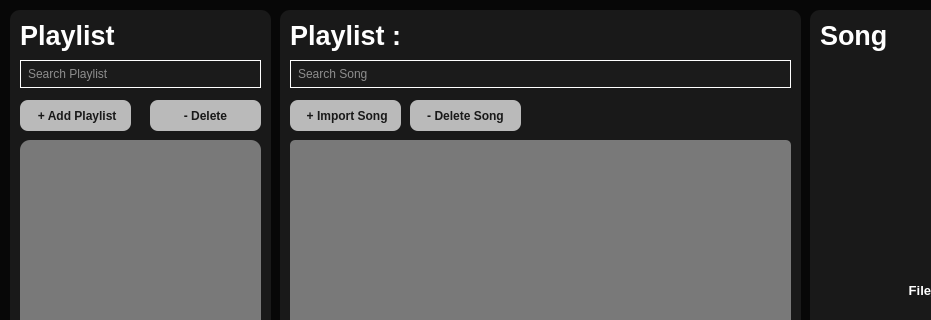
Before: the Qt Designer form mainwindow.ui in Kantisaranucheep/Audify_3, drawn with Qt 5; both pictures show x 0 to 931 and y 0 to 320 of the 1080 by 720 pixel window.
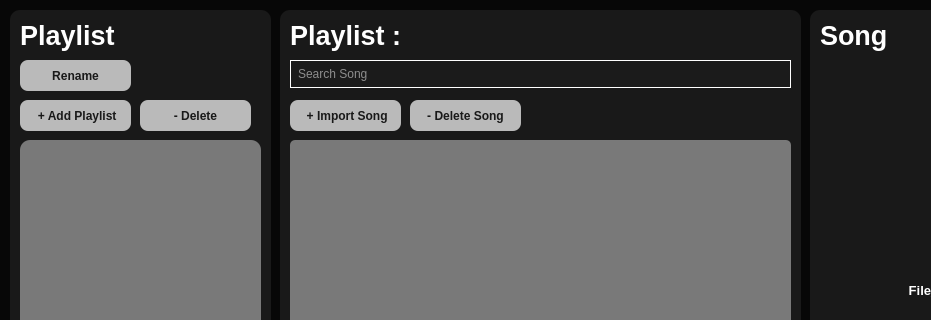
After: the same form once the commit is applied.

Commit message: delete seaer playlist and total playlist duration, add rename function

Diff of the .ui file:
```diff
--- a/mainwindow.ui
+++ b/mainwindow.ui
@@ -131,7 +131,7 @@
     <widget class="QPushButton" name="pushdelplaylist_2">
      <property name="geometry">
       <rect>
-       <x>140</x>
+       <x>130</x>
        <y>90</y>
        <width>111</width>
        <height>31</height>
@@ -159,41 +159,35 @@
       <string> - Delete </string>
      </property>
     </widget>
-    <widget class="QLineEdit" name="lineEdit_2">
+    <widget class="QPushButton" name="pushrename">
      <property name="geometry">
       <rect>
        <x>10</x>
        <y>50</y>
-       <width>241</width>
-       <height>28</height>
+       <width>111</width>
+       <height>31</height>
       </rect>
      </property>
-     <property name="autoFillBackground">
-      <bool>false</bool>
-     </property>
      <property name="styleSheet">
-      <string notr="true">QLineEdit {
-    border: 1px solid rgb(255, 255, 255);
-    border-radius: 20px;
-    color: white; /* Change font color to white */
-    background-color: rgb(27, 27, 27);
-    padding-left: 5px;
-    padding-right: 20px;
-}
+      <string notr="true">QPushButton{
 
-QLineEdit::hover {
-    border: 2px solid rgb(255, 255, 255);
+border: none;
+border-radius:8px;
+background-color:rgb(186, 186, 186);
+color:rgb(25, 25, 25);
+font-weight: bold;
+
+padding:0px;
+
+
 }
 
-QLineEdit::focus {
-    border: 2px solid rgb(255, 255, 255);
+QPushButton:Hover{
+background-color:rgb(140,140,140);
 }</string>
      </property>
      <property name="text">
-      <string/>
-     </property>
-     <property name="placeholderText">
-      <string>Search Playlist</string>
+      <string>Rename</string>
      </property>
     </widget>
    </widget>
@@ -347,8 +341,8 @@
     <widget class="QLabel" name="total_duration">
      <property name="geometry">
       <rect>
-       <x>350</x>
-       <y>90</y>
+       <x>380</x>
+       <y>10</y>
        <width>121</width>
        <height>31</height>
       </rect>
@@ -375,7 +369,7 @@
     <widget class="QLabel" name="total_song">
      <property name="geometry">
       <rect>
-       <x>260</x>
+       <x>420</x>
        <y>90</y>
        <width>91</width>
        <height>31</height>
```
The commit also changes 8 other files.
